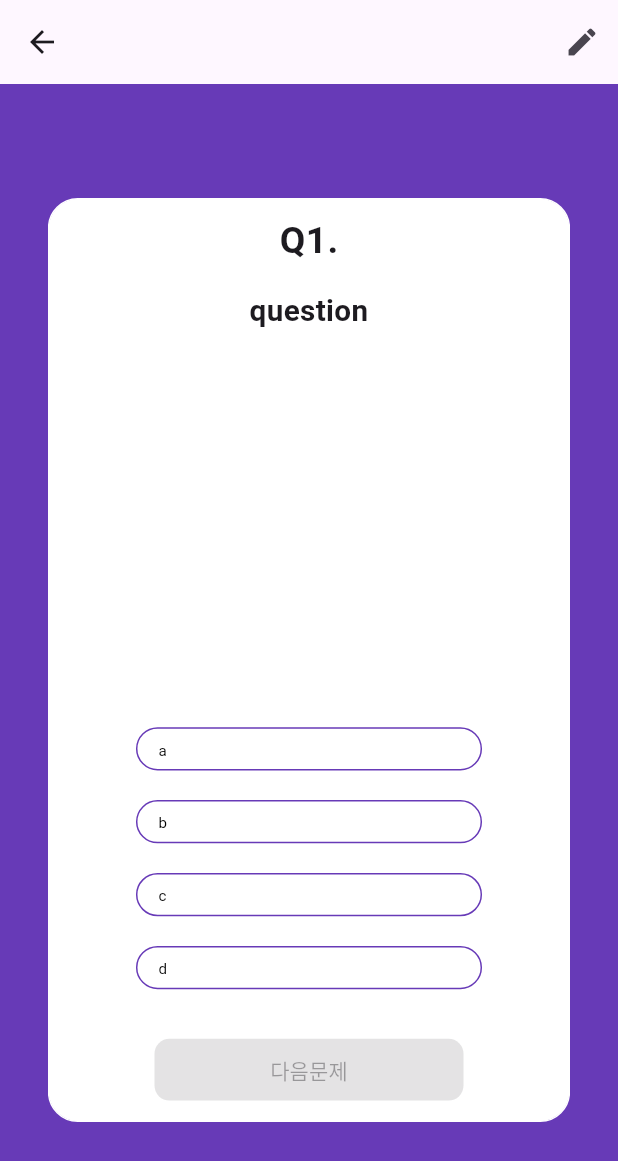
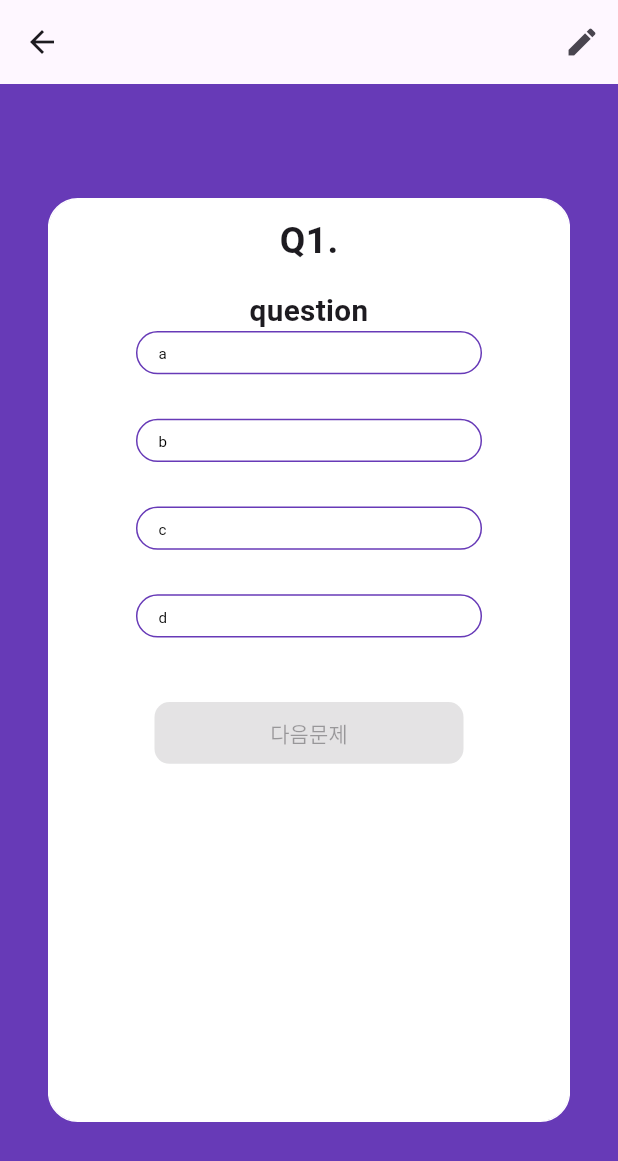
Before and after one commit to em1128/MyDiary, a Flutter app: the screen it shows after launch, after a tap on "작성", on a phone screen of 412 x 824 dp. Shown: the top 1161 px of the screen. Run offline on Flutter 3.47's test engine with Material 3 defaults, Android fonts, the phone set to English and light mode, and no system bars; drawn by our look-alikes of auto_size_text; our stand-ins replace flutter_swiper_null_safety.

Commit message:
불필요한 생성자 함수 삭제, 자유 질문 추가

```diff
--- a/lib/screen/screen_question.dart
+++ b/lib/screen/screen_question.dart
@@ -13,7 +13,7 @@ class QuestionScreen extends StatefulWidget {
 
   @override
   State<QuestionScreen> createState() =>
-      _QuestionScreenState.withDetails(questions.length, questions[0].candNum);
+      _QuestionScreenState(questions.length, questions[0].candNum);
 }
 
 class _QuestionScreenState extends State<QuestionScreen> {
@@ -24,13 +24,14 @@ class _QuestionScreenState extends State<QuestionScreen> {
   bool _answeringMode = true; // toggle with editing
   List<String> _editCandidates =[];
   int _deleteIndex = -1;
+  List<String> _answerString =[];
+  SwiperController _controller = SwiperController();
 
-  SwiperController _controller = SwiperController();
-  _QuestionScreenState();
-  _QuestionScreenState.withDetails(this._quesNum, candNum) {
+  _QuestionScreenState(this._quesNum, candNum) {
     _answers = List<int>.filled(_quesNum, -1);
     _answerState = List<bool>.filled(candNum, false, growable: true);
     _editCandidates = List<String>.filled(candNum, '', growable: true);
+    _answerString = List<String>.filled(_quesNum, '');
   }
 
   @override
@@ -38,7 +39,7 @@ class _QuestionScreenState extends State<QuestionScreen> {
     Size screenSize = MediaQuery.of(context).size;
     double width = screenSize.width;
     double height = screenSize.height;
-
+    double bodyHeight = height * 0.75;
 
     return SafeArea(
       child: Scaffold(
@@ -46,12 +47,14 @@ class _QuestionScreenState extends State<QuestionScreen> {
         appBar: AppBar(
           actions: [
             Visibility(
-              visible: !_answeringMode,
+              visible: (!_answeringMode && widget.questions[_currentIndex].candNum>0),
               child: IconButton(
                 icon: Icon(Icons.delete),
                 onPressed: (){
                   setState(() {
-                    if(_deleteIndex!=-1){
+                    if(widget.questions[_currentIndex].candNum<=0){
+                      print("NO CANDIDATE TO DELETE");
+                    }else if(_deleteIndex!=-1 ){
                       _editCandidates.removeAt(_deleteIndex);
                       _answerState.removeAt(_deleteIndex);
                       widget.questions[_currentIndex].candNum--;
@@ -69,7 +72,7 @@ class _QuestionScreenState extends State<QuestionScreen> {
                 borderRadius: BorderRadius.circular(20),
                 border: Border.all(color: Colors.deepPurple)),
             width: width * 0.85,
-            height: height * 0.75,
+            height: bodyHeight,
             child: Swiper(
               controller: _controller,
               physics: NeverScrollableScrollPhysics(),
@@ -158,11 +161,11 @@ class _QuestionScreenState extends State<QuestionScreen> {
               ),
             ),
           ),
-          Expanded(// 빈 Container인데, 이게 있어야 이후에 배치될 children들을 아래쪽으로 배치시킴.
-            child: Container(),
-          ),
+          // Expanded(// 빈 Container인데, 이게 있어야 이후에 배치될 children들을 아래쪽으로 배치시킴.
+          //   child: Container(),
+          // ),
           Column(
-            children: _buildCandidates(width, widget.questions[_currentIndex]),
+            children: _buildAnswers(width, height, widget.questions[_currentIndex]),
           ),
           Container(
             padding: EdgeInsets.all(width * 0.024),
@@ -208,11 +211,28 @@ class _QuestionScreenState extends State<QuestionScreen> {
     );
   }
 
-  List<Widget> _buildCandidates(double width, Question question) {
+  List<Widget> _buildAnswers(double width, double height, Question question) {
     List<Widget> _children = [];
-    if(_answeringMode==true){
+    if(question.candNum<=0){ // free answer
+      _children.add(
+        TextField(
+          decoration: InputDecoration(
+            constraints: BoxConstraints(maxWidth: width*0.7),
+          ),
+          onSubmitted:(value) {
+            setState(() {
+              print(value);
+              _answerString[_currentIndex]=value;
+              _answers[_currentIndex]=0;
+            });
+          },
+        )
+      );
+    }
+    if(_answeringMode==true){ // answer by candidate
       for (int i = 0; i < question.candNum; i++) {
-        _children.add(CandWidget(
+        _children.add(
+          CandWidget(
             index: i,
             width: width,
             text: question.candidates[i],
@@ -234,11 +254,11 @@ class _QuestionScreenState extends State<QuestionScreen> {
           )
         );
         _children.add(Padding(
-        padding: EdgeInsets.all(width * 0.024),
+          padding: EdgeInsets.all(height * 0.018),
         ));
       }
-    } else{
-
+    }
+    else{// edit candidate
       for (int i = 0; i < _editCandidates.length; i++) {
         _children.add(
           Row(
```
Also changed, not shown: lib/screen/screen_home.dart (+9 -3 lines), lib/screen/screen_edit.dart (line endings or trailing spaces). Lines whose indentation alone changed are shown as unchanged.
